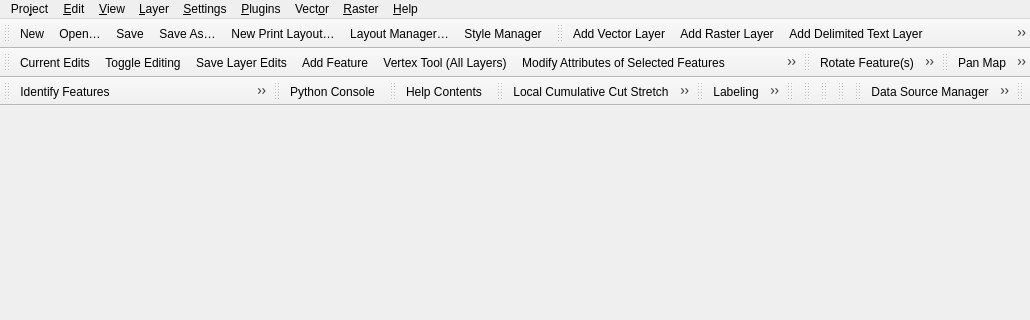
Before: the Qt Designer form src/ui/qgisapp.ui in carsmie/QGIS, drawn with Qt 5; both pictures show x 0 to 1030 and y 0 to 320 of the 1030 by 506 pixel window.
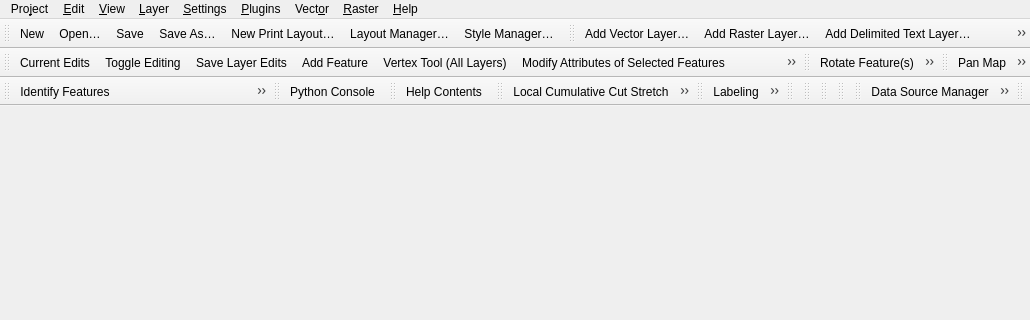
After: the same form once the commit is applied. Icons and pictures are not drawn.

```diff
--- a/src/ui/qgisapp.ui
+++ b/src/ui/qgisapp.ui
@@ -1454,7 +1454,7 @@
      <normaloff>:/images/themes/default/mActionAddOgrLayer.svg</normaloff>:/images/themes/default/mActionAddOgrLayer.svg</iconset>
    </property>
    <property name="text">
-    <string>Add Vector Layer...</string>
+    <string>Add Vector Layer…</string>
    </property>
    <property name="shortcut">
     <string>Ctrl+Shift+V</string>
@@ -1466,7 +1466,7 @@
      <normaloff>:/images/themes/default/mActionAddRasterLayer.svg</normaloff>:/images/themes/default/mActionAddRasterLayer.svg</iconset>
    </property>
    <property name="text">
-    <string>Add Raster Layer...</string>
+    <string>Add Raster Layer…</string>
    </property>
    <property name="shortcut">
     <string>Ctrl+Shift+R</string>
@@ -1490,7 +1490,7 @@
      <normaloff>:/images/themes/default/mActionAddSpatiaLiteLayer.svg</normaloff>:/images/themes/default/mActionAddSpatiaLiteLayer.svg</iconset>
    </property>
    <property name="text">
-    <string>Add SpatiaLite Layer...</string>
+    <string>Add SpatiaLite Layer…</string>
    </property>
    <property name="shortcut">
     <string>Ctrl+Shift+L</string>
@@ -1538,7 +1538,7 @@
      <normaloff>:/images/themes/default/mActionAddWmsLayer.svg</normaloff>:/images/themes/default/mActionAddWmsLayer.svg</iconset>
    </property>
    <property name="text">
-    <string>Add WMS/WMTS Layer...</string>
+    <string>Add WMS/WMTS Layer…</string>
    </property>
    <property name="shortcut">
     <string>Ctrl+Shift+W</string>
@@ -1890,7 +1890,7 @@
      <normaloff>:/images/themes/default/mActionStyleManager.svg</normaloff>:/images/themes/default/mActionStyleManager.svg</iconset>
    </property>
    <property name="text">
-    <string>Style Manager...</string>
+    <string>Style Manager…</string>
    </property>
   </action>
   <action name="mActionShowPythonDialog">
@@ -2013,7 +2013,7 @@
      <normaloff>:/images/themes/default/mActionAddWfsLayer.svg</normaloff>:/images/themes/default/mActionAddWfsLayer.svg</iconset>
    </property>
    <property name="text">
-    <string>Add WFS Layer...</string>
+    <string>Add WFS Layer…</string>
    </property>
    <property name="toolTip">
     <string>Add WFS Layer</string>
@@ -2088,7 +2088,7 @@
      <normaloff>:/images/themes/default/mActionAddWcsLayer.svg</normaloff>:/images/themes/default/mActionAddWcsLayer.svg</iconset>
    </property>
    <property name="text">
-    <string>Add WCS Layer...</string>
+    <string>Add WCS Layer…</string>
    </property>
   </action>
   <action name="mActionDecorationGrid">
@@ -2423,7 +2423,7 @@
      <normaloff>:/images/themes/default/mActionAddDelimitedTextLayer.svg</normaloff>:/images/themes/default/mActionAddDelimitedTextLayer.svg</iconset>
    </property>
    <property name="text">
-    <string>Add Delimited Text Layer...</string>
+    <string>Add Delimited Text Layer…</string>
    </property>
    <property name="toolTip">
     <string>Add Delimited Text Layer</string>
@@ -2435,7 +2435,7 @@
      <normaloff>:/images/themes/default/mActionAddVirtualLayer.svg</normaloff>:/images/themes/default/mActionAddVirtualLayer.svg</iconset>
    </property>
    <property name="text">
-    <string>Add/Edit Virtual Layer...</string>
+    <string>Add/Edit Virtual Layer…</string>
    </property>
    <property name="toolTip">
     <string>Add/Edit Virtual Layer</string>
```
Left out of the diff: 58 changed lines with no effect on the pictures.
